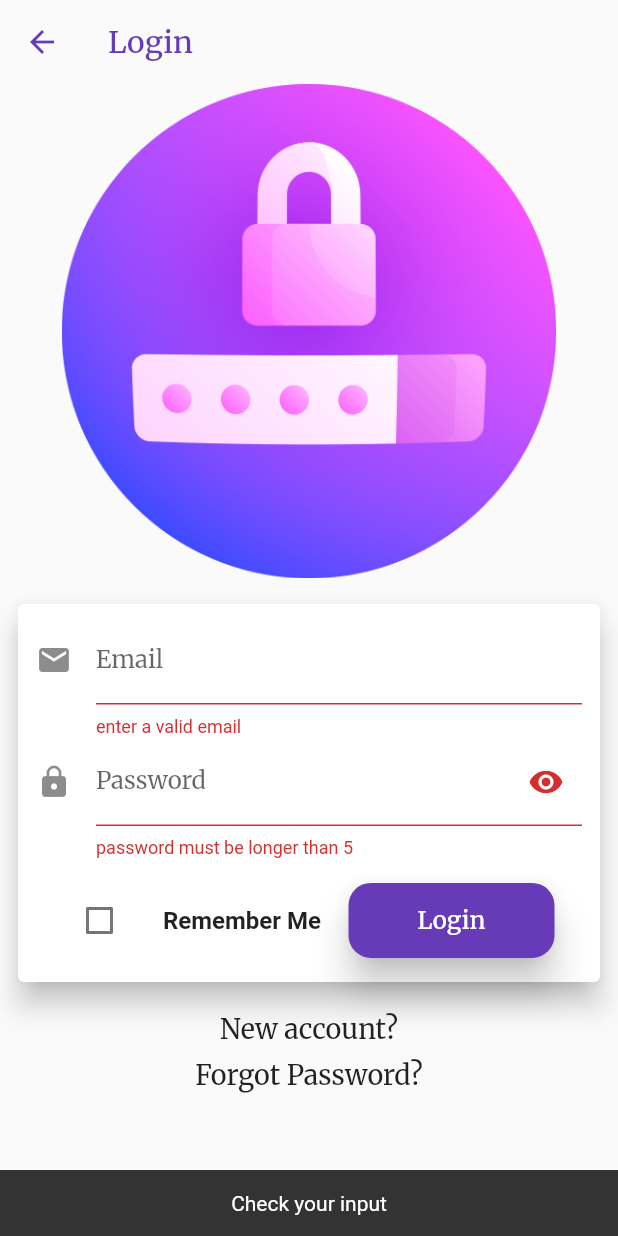
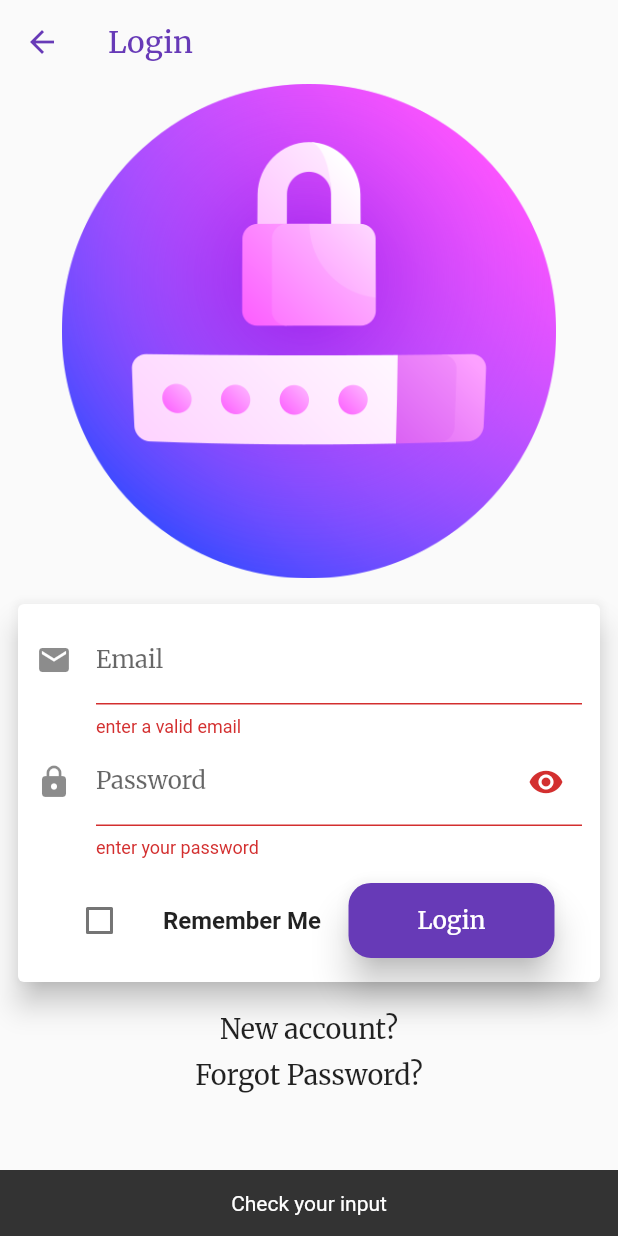
Before and after one commit to KorJunXiang/FlutterWorkspace_A222, a Flutter app: the LoginScreen screen opened directly, after a tap on "Login", on a phone screen of 412 x 824 dp. Run offline on Flutter 3.47's test engine with Material 2 defaults, Android fonts, the phone set to English and light mode, and no system bars; our stand-ins replace fluttertoast, image_cropper, image_picker, shared_preferences; accounts and stored records are empty.

Commit message:
Update loginscreen.dart

```diff
--- a/lab_assignment_2/lib/screens/loginscreen.dart
+++ b/lab_assignment_2/lib/screens/loginscreen.dart
@@ -83,9 +83,8 @@ class _LoginScreenState extends State<LoginScreen> {
                               ))),
                       TextFormField(
                           controller: _passEditingController,
-                          validator: (val) => val!.isEmpty || (val.length < 5)
-                              ? "password must be longer than 5"
-                              : null,
+                          validator: (val) =>
+                              val!.isEmpty ? "enter your password" : null,
                           obscureText: _passwordVisible,
                           decoration: InputDecoration(
                               labelText: 'Password',
@@ -207,7 +206,6 @@ class _LoginScreenState extends State<LoginScreen> {
       print(response.body);
       if (response.statusCode == 200) {
         var jsondata = jsonDecode(response.body);
-        print(jsondata);
         if (jsondata['status'] == 'success') {
           User user = User.fromJson(jsondata['data']);
           Fluttertoast.showToast(
```
